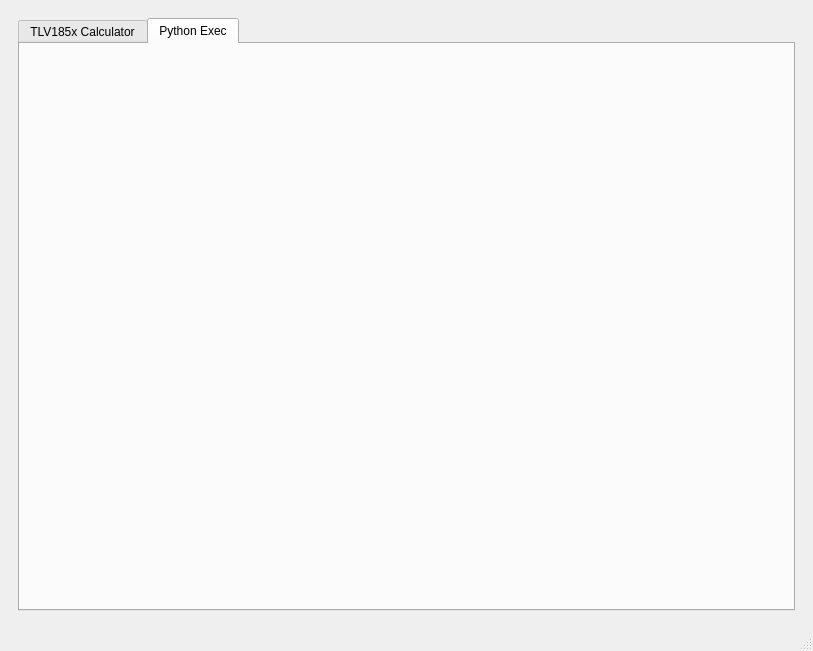
Old version of the form main.ui in the repository SoDebug/InteractiveHtmlBom2.0.
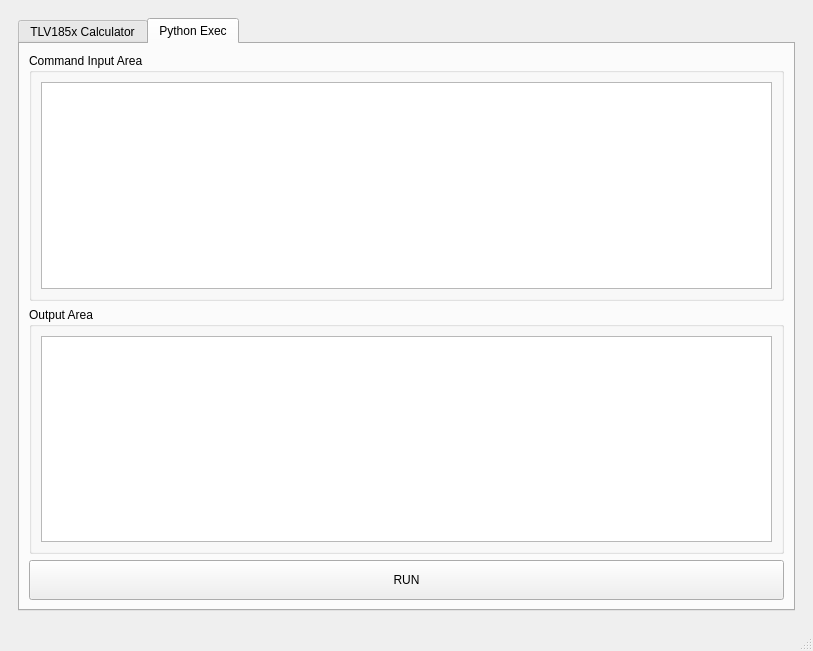
New version of the form. The open tabs and pages were chosen to show the change. Icons and pictures are not drawn.

Commit message: feat: exec user

The edit to the form file:
```diff
--- a/main.ui
+++ b/main.ui
@@ -672,6 +672,55 @@
            <attribute name="title">
             <string>Python Exec</string>
            </attribute>
+           <layout class="QVBoxLayout" name="verticalLayout_3">
+            <item>
+             <layout class="QGridLayout" name="gridLayout_12">
+              <item row="0" column="0">
+               <widget class="QGroupBox" name="groupBox">
+                <property name="title">
+                 <string>Command Input Area</string>
+                </property>
+                <layout class="QGridLayout" name="gridLayout_13">
+                 <item row="0" column="0">
+                  <widget class="QTextEdit" name="textEdit_CommandInput"/>
+                 </item>
+                </layout>
+               </widget>
+              </item>
+              <item row="1" column="0">
+               <widget class="QGroupBox" name="groupBox_2">
+                <property name="minimumSize">
+                 <size>
+                  <width>0</width>
+                  <height>100</height>
+                 </size>
+                </property>
+                <property name="title">
+                 <string>Output Area</string>
+                </property>
+                <layout class="QGridLayout" name="gridLayout_14">
+                 <item row="0" column="0">
+                  <widget class="QTextEdit" name="textEdit_CommandOutput"/>
+                 </item>
+                </layout>
+               </widget>
+              </item>
+             </layout>
+            </item>
+            <item>
+             <widget class="QPushButton" name="pushButton_Exec">
+              <property name="minimumSize">
+               <size>
+                <width>0</width>
+                <height>40</height>
+               </size>
+              </property>
+              <property name="text">
+               <string>RUN</string>
+              </property>
+             </widget>
+            </item>
+           </layout>
           </widget>
          </widget>
         </item>
```
The commit also changes 2 other files.
